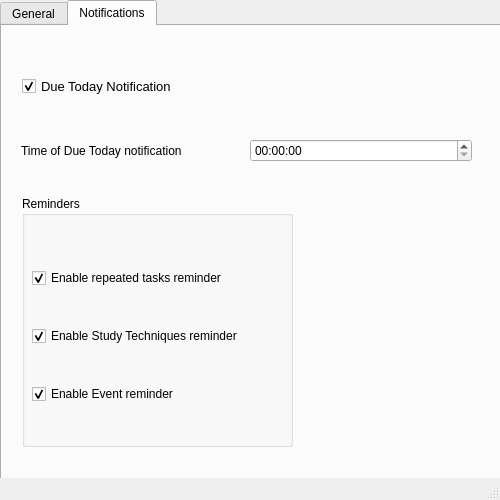
Old version of the form App/SettingWindow.ui in the repository BadrGello/Task-Management-App.
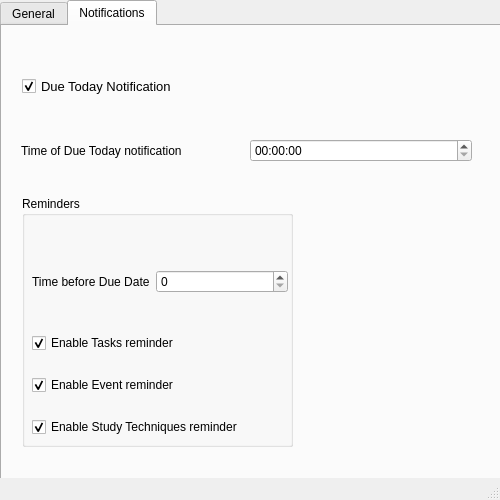
New version of the form. The open tabs and pages were chosen to show the change.

Patch:
```diff
--- a/App/SettingWindow.ui
+++ b/App/SettingWindow.ui
@@ -310,15 +310,57 @@
         <rect>
          <x>10</x>
          <y>40</y>
-         <width>254</width>
+         <width>256</width>
          <height>201</height>
         </rect>
        </property>
-       <layout class="QVBoxLayout" name="verticalLayout_3">
+       <layout class="QVBoxLayout" name="verticalLayout_3" stretch="4">
+        <item>
+         <layout class="QVBoxLayout" name="verticalLayout_4">
+          <item>
+           <layout class="QFormLayout" name="formLayout">
+            <item row="2" column="0">
+             <widget class="QLabel" name="label">
+              <property name="text">
+               <string>Time before Due Date</string>
+              </property>
+             </widget>
+            </item>
+            <item row="2" column="1">
+             <widget class="QSpinBox" name="spinBox"/>
+            </item>
+            <item row="3" column="0">
+             <spacer name="verticalSpacer">
+              <property name="orientation">
+               <enum>Qt::Vertical</enum>
+              </property>
+              <property name="sizeHint" stdset="0">
+               <size>
+                <width>20</width>
+                <height>40</height>
+               </size>
+              </property>
+             </spacer>
+            </item>
+            <item row="1" column="0">
+             <spacer name="verticalSpacer_4">
+              <property name="orientation">
+               <enum>Qt::Vertical</enum>
+              </property>
+              <property name="sizeHint" stdset="0">
+               <size>
+                <width>20</width>
+                <height>40</height>
+               </size>
+              </property>
+             </spacer>
+            </item>
+           </layout>
+          </item>
         <item>
          <widget class="QCheckBox" name="EnableRepeatedTasksRem">
           <property name="text">
-           <string>Enable repeated tasks reminder</string>
+             <string>Enable Tasks reminder</string>
           </property>
           <property name="checked">
            <bool>true</bool>
@@ -326,14 +368,17 @@
          </widget>
         </item>
         <item>
-         <widget class="QCheckBox" name="EnableStdTechRem">
-          <property name="text">
-           <string>Enable Study Techniques reminder</string>
-          </property>
-          <property name="checked">
-           <bool>true</bool>
-          </property>
-         </widget>
+           <spacer name="verticalSpacer_2">
+            <property name="orientation">
+             <enum>Qt::Vertical</enum>
+            </property>
+            <property name="sizeHint" stdset="0">
+             <size>
+              <width>20</width>
+              <height>40</height>
+             </size>
+            </property>
+           </spacer>
         </item>
         <item>
          <widget class="QCheckBox" name="EnableEventRem">
@@ -344,6 +389,31 @@
            <bool>true</bool>
           </property>
          </widget>
+          </item>
+          <item>
+           <spacer name="verticalSpacer_3">
+            <property name="orientation">
+             <enum>Qt::Vertical</enum>
+            </property>
+            <property name="sizeHint" stdset="0">
+             <size>
+              <width>20</width>
+              <height>40</height>
+             </size>
+            </property>
+           </spacer>
+          </item>
+          <item>
+           <widget class="QCheckBox" name="EnableStdTechRem">
+            <property name="text">
+             <string>Enable Study Techniques reminder</string>
+            </property>
+            <property name="checked">
+             <bool>true</bool>
+            </property>
+           </widget>
+          </item>
+         </layout>
         </item>
        </layout>
       </widget>
```
Left out of the diff: 25 changed lines with no effect on the pictures. Lines whose indentation alone changed are shown as unchanged.
